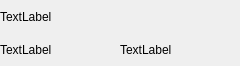
This is LanguageLearner/wordbox.ui in drinch/LanguageLearner as Qt 5 draws it before an edit. The edited form follows.
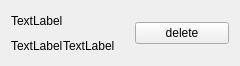
This is the edited form.

```diff
--- a/LanguageLearner/wordbox.ui
+++ b/LanguageLearner/wordbox.ui
@@ -13,22 +13,25 @@
   <property name="windowTitle">
    <string>Form</string>
   </property>
-  <layout class="QVBoxLayout" name="verticalLayout">
+  <layout class="QHBoxLayout" name="horizontalLayout_3">
    <property name="spacing">
-    <number>0</number>
+    <number>2</number>
    </property>
    <property name="leftMargin">
-    <number>0</number>
+    <number>2</number>
    </property>
    <property name="topMargin">
-    <number>0</number>
+    <number>2</number>
    </property>
    <property name="rightMargin">
-    <number>0</number>
+    <number>2</number>
    </property>
    <property name="bottomMargin">
-    <number>0</number>
+    <number>2</number>
    </property>
+   <item>
+    <widget class="QWidget" name="widget" native="true">
+     <layout class="QVBoxLayout" name="verticalLayout_2">
    <item>
     <widget class="QWidget" name="widget1_" native="true">
      <layout class="QHBoxLayout" name="horizontalLayout">
@@ -86,6 +89,22 @@
        <widget class="QLabel" name="MeanLabel_">
         <property name="text">
          <string>TextLabel</string>
+           </property>
+          </widget>
+         </item>
+        </layout>
+       </widget>
+      </item>
+     </layout>
+    </widget>
+   </item>
+   <item>
+    <widget class="QWidget" name="widget_2" native="true">
+     <layout class="QVBoxLayout" name="verticalLayout">
+      <item>
+       <widget class="QPushButton" name="DeleteButton_">
+        <property name="text">
+         <string>delete</string>
         </property>
        </widget>
       </item>
```
Lines whose indentation alone changed are shown as unchanged.
